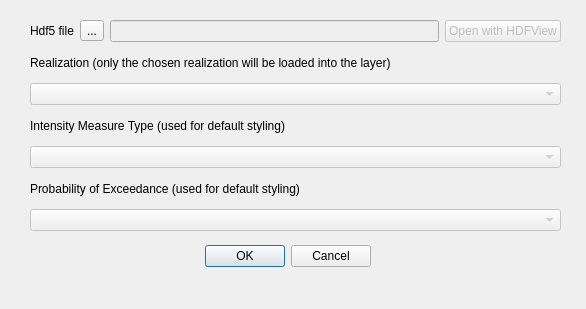
First picture: the form in svir/ui/ui_load_hdf5_as_layer.ui, repository gem/oq-irmt-qgis, before the edit.
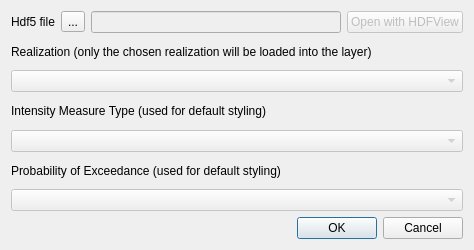
Second picture: the form after the edit.

Commit message: Fix layout of load as layer widget

The edit to the form file:
```diff
--- a/svir/ui/ui_load_hdf5_as_layer.ui
+++ b/svir/ui/ui_load_hdf5_as_layer.ui
@@ -6,38 +6,15 @@
    <rect>
     <x>0</x>
     <y>0</y>
-    <width>586</width>
-    <height>309</height>
+    <width>474</width>
+    <height>250</height>
    </rect>
   </property>
   <property name="windowTitle">
    <string>Load hdf5 as layer</string>
   </property>
-  <widget class="QDialogButtonBox" name="buttonBox">
-   <property name="geometry">
-    <rect>
-     <x>30</x>
-     <y>240</y>
-     <width>341</width>
-     <height>32</height>
-    </rect>
-   </property>
-   <property name="orientation">
-    <enum>Qt::Horizontal</enum>
-   </property>
-   <property name="standardButtons">
-    <set>QDialogButtonBox::Cancel|QDialogButtonBox::Ok</set>
-   </property>
-  </widget>
-  <widget class="QWidget" name="layoutWidget">
-   <property name="geometry">
-    <rect>
-     <x>30</x>
-     <y>20</y>
-     <width>531</width>
-     <height>211</height>
-    </rect>
-   </property>
+  <layout class="QVBoxLayout" name="verticalLayout_2">
+   <item>
    <layout class="QVBoxLayout" name="verticalLayout">
     <item>
      <layout class="QHBoxLayout" name="horizontalLayout">
@@ -117,7 +94,18 @@
      </widget>
     </item>
    </layout>
-  </widget>
+   </item>
+   <item>
+    <widget class="QDialogButtonBox" name="buttonBox">
+     <property name="orientation">
+      <enum>Qt::Horizontal</enum>
+     </property>
+     <property name="standardButtons">
+      <set>QDialogButtonBox::Cancel|QDialogButtonBox::Ok</set>
+     </property>
+    </widget>
+   </item>
+  </layout>
  </widget>
  <resources/>
  <connections>
```
Lines whose indentation alone changed are shown as unchanged. The commit also changes 2 other files.
